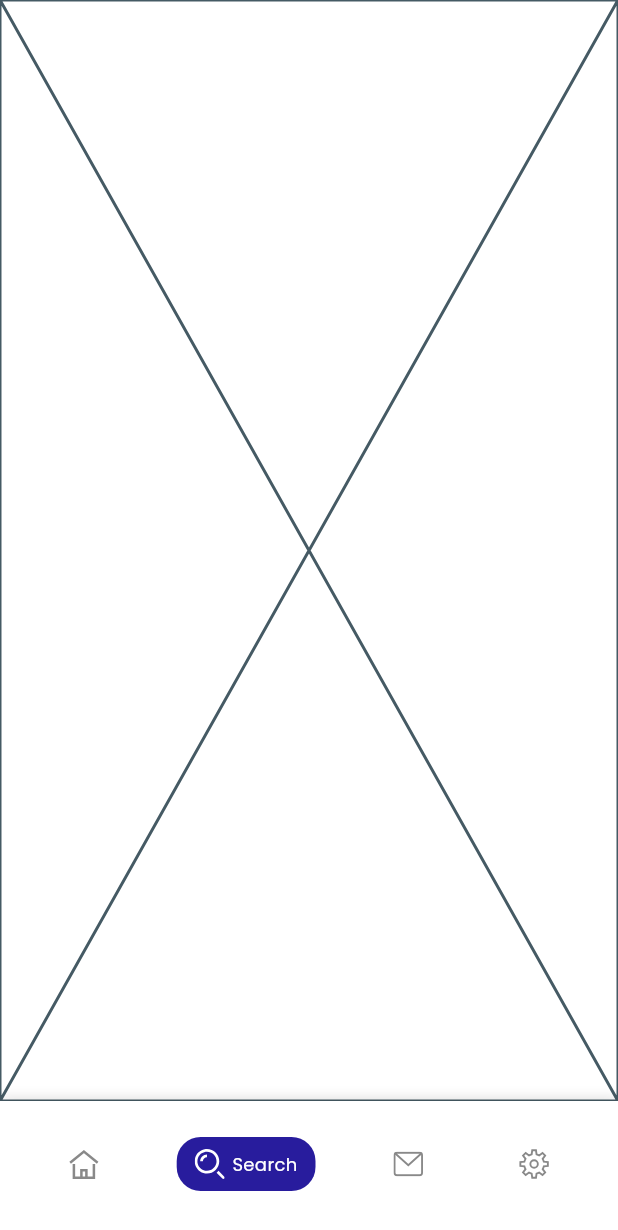
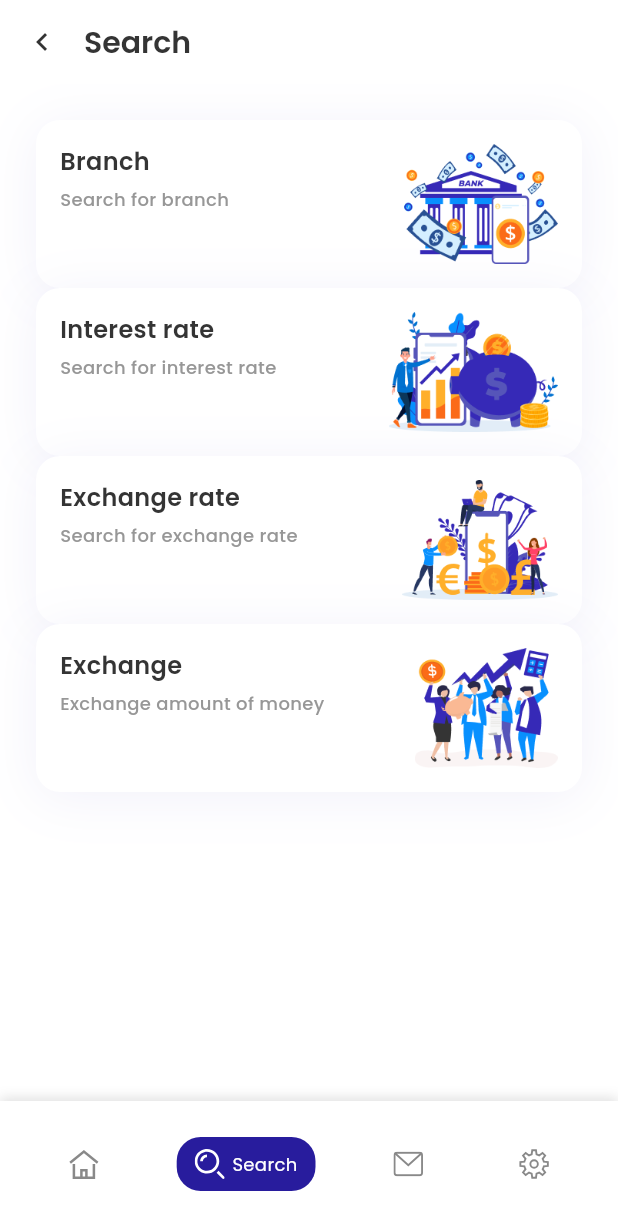
Before and after one commit to KevinAWijaya/ibank_emoney, a Flutter app: the NavigationPage screen opened directly, item 2 of the bottom bar chosen, on a phone screen of 412 x 824 dp. Shown: the top 1230 px of the screen. Run offline on Flutter 3.47's test engine with Material 3 defaults, Android fonts, the phone set to English and light mode, and no system bars; our stand-ins replace fl_chart, flutter_svg, google_fonts.

Commit message:
search page

```diff
--- a/lib/core/theme/style.dart
+++ b/lib/core/theme/style.dart
@@ -10,4 +10,4 @@ TextStyle textBody2 = GoogleFonts.poppins(fontSize: 16, fontWeight: FontWeight.w
 TextStyle textBody3 = GoogleFonts.poppins(fontSize: 14, fontWeight: FontWeight.w500);
 
 TextStyle caption1 = GoogleFonts.poppins(fontSize: 12, fontWeight: FontWeight.w600);
-TextStyle caption2 = GoogleFonts.poppins(fontSize: 14, fontWeight: FontWeight.w500);
+TextStyle caption2 = GoogleFonts.poppins(fontSize: 12, fontWeight: FontWeight.w500);
--- a/lib/ui/auth/login_page.dart
+++ b/lib/ui/auth/login_page.dart
@@ -48,7 +48,7 @@ class _LoginPageState extends State<LoginPage> {
           SliverToBoxAdapter(child: _body(context)),
           SliverFillRemaining(
             hasScrollBody: false,
-            child: Container(width: double.infinity, color: VColor.white),
+            child: Container(width: double.infinity, color: VColor.neutral6),
           ),
         ],
       ),
--- a/lib/ui/menu/navigation_page.dart
+++ b/lib/ui/menu/navigation_page.dart
@@ -16,12 +16,23 @@ class NavigationPage extends StatefulWidget {
 class _NavigationPageState extends State<NavigationPage> {
   int _selectedIndex = 0;
 
-  final List<NavItem> _items = [
-    NavItem(HomeTab(), "Home", "$iconPath/home.svg", "$iconPath/home_active.svg"),
-    NavItem(SearchTab(), "Search", "$iconPath/search.svg", "$iconPath/search.svg"),
-    NavItem(MessageTab(), "Message", "$iconPath/mail.svg", "$iconPath/mail_active.svg"),
-    NavItem(SettingTab(), "Setting", "$iconPath/setting.svg", "$iconPath/setting_active.svg"),
-  ];
+  final List<NavItem> _items = [];
+
+  @override
+  void initState() {
+    super.initState();
+    _items.addAll([
+      NavItem(HomeTab(), "Home", "$iconPath/home.svg", "$iconPath/home_active.svg"),
+      NavItem(
+        SearchTab(onBack: () => setState(() => _selectedIndex = 0)),
+        "Search",
+        "$iconPath/search.svg",
+        "$iconPath/search.svg",
+      ),
+      NavItem(MessageTab(), "Message", "$iconPath/mail.svg", "$iconPath/mail_active.svg"),
+      NavItem(SettingTab(), "Setting", "$iconPath/setting.svg", "$iconPath/setting_active.svg"),
+    ]);
+  }
 
   @override
   Widget build(BuildContext context) {
--- a/lib/ui/menu/tab/search_tab.dart
+++ b/lib/ui/menu/tab/search_tab.dart
@@ -1,7 +1,15 @@
 import 'package:flutter/material.dart';
+import 'package:ibank_emoney/core/constants/constants.dart';
+import 'package:ibank_emoney/core/constants/size.dart';
+import 'package:ibank_emoney/core/constants/space.dart';
+import 'package:ibank_emoney/core/theme/color.dart';
+import 'package:ibank_emoney/core/theme/style.dart';
+import 'package:ibank_emoney/ui/widgets/app_bar.dart';
 
 class SearchTab extends StatefulWidget {
-  const SearchTab({super.key});
+  final VoidCallback? onBack;
+
+  const SearchTab({super.key, this.onBack});
 
   @override
   State<SearchTab> createState() => _SearchTabState();
@@ -10,6 +18,58 @@ class SearchTab extends StatefulWidget {
 class _SearchTabState extends State<SearchTab> {
   @override
   Widget build(BuildContext context) {
-    return const Placeholder();
+    return Scaffold(
+      appBar: VAppBar(title: "Search", primaryTheme: false, onBackPressed: widget.onBack, showBack: true),
+      body: SafeArea(child: _body()),
+    );
+  }
+
+  Widget _body() {
+    return Container(
+      padding: EdgeInsets.all(marginLarge),
+      child: Column(
+        children: [
+          _card("Branch", "Search for branch", "Illustration Branch.png", onTap: () {}),
+          _card("Interest rate", "Search for interest rate", "Illustration Interest.png", onTap: () {}),
+          _card("Exchange rate", "Search for exchange rate", "Illustration Exchange rate.png", onTap: () {}),
+          _card("Exchange", "Exchange amount of money", "Illustration Exchange.png", onTap: () {}),
+        ],
+      ),
+    );
+  }
+
+  Widget _card(String title, String desc, String image, {void Function()? onTap}) {
+    return MouseRegion(
+      cursor: SystemMouseCursors.click,
+      child: GestureDetector(
+        onTap: onTap,
+        child: Container(
+          width: double.infinity,
+          decoration: BoxDecoration(
+            borderRadius: BorderRadius.all(Radius.circular(radiusLarge)),
+            color: VColor.neutral6,
+            boxShadow: [VColor.dropShadowCard],
+          ),
+          padding: EdgeInsets.all(16),
+          child: Row(
+            crossAxisAlignment: CrossAxisAlignment.start,
+            children: [
+              Expanded(
+                child: Column(
+                  crossAxisAlignment: CrossAxisAlignment.start,
+                  children: [
+                    Text(title, style: textTitle3),
+                    spaceVerticalSuperSmall,
+                    Text(desc, style: caption2.copyWith(color: VColor.grey2)),
+                  ],
+                ),
+              ),
+              spaceHorizontalMedium,
+              Image.asset('$imagePath/$image', height: 80, fit: BoxFit.fitHeight),
+            ],
+          ),
+        ),
+      ),
+    );
   }
 }
--- a/lib/ui/widgets/app_bar.dart
+++ b/lib/ui/widgets/app_bar.dart
@@ -3,11 +3,12 @@ import 'package:ibank_emoney/core/theme/color.dart';
 import 'package:ibank_emoney/core/theme/style.dart';
 
 class VAppBar extends StatelessWidget implements PreferredSizeWidget {
-  const VAppBar({super.key, required this.title, this.showBack = false, this.primaryTheme = true});
+  const VAppBar({super.key, required this.title, this.showBack = false, this.primaryTheme = true, this.onBackPressed});
 
   final String title;
   final bool showBack;
   final bool primaryTheme;
+  final VoidCallback? onBackPressed;
 
   @override
   Widget build(BuildContext context) {
@@ -19,9 +20,9 @@ class VAppBar extends StatelessWidget implements PreferredSizeWidget {
           ? IconButton(
               icon: const Icon(Icons.keyboard_arrow_left),
               color: primaryTheme ? VColor.neutral6 : VColor.neutral1,
-              onPressed: () => Navigator.of(context).maybePop(),
+              onPressed: onBackPressed ?? () => Navigator.of(context).maybePop(),
             )
-          : SizedBox.shrink(),
+          : const SizedBox.shrink(),
       leadingWidth: showBack ? null : 0,
     );
   }
```
Also changed, not shown: assets/images/Illustration Branch.png (added), assets/images/Illustration Exchange rate.png (added), assets/images/Illustration Exchange.png (added), assets/images/Illustration Interest.png (added).
